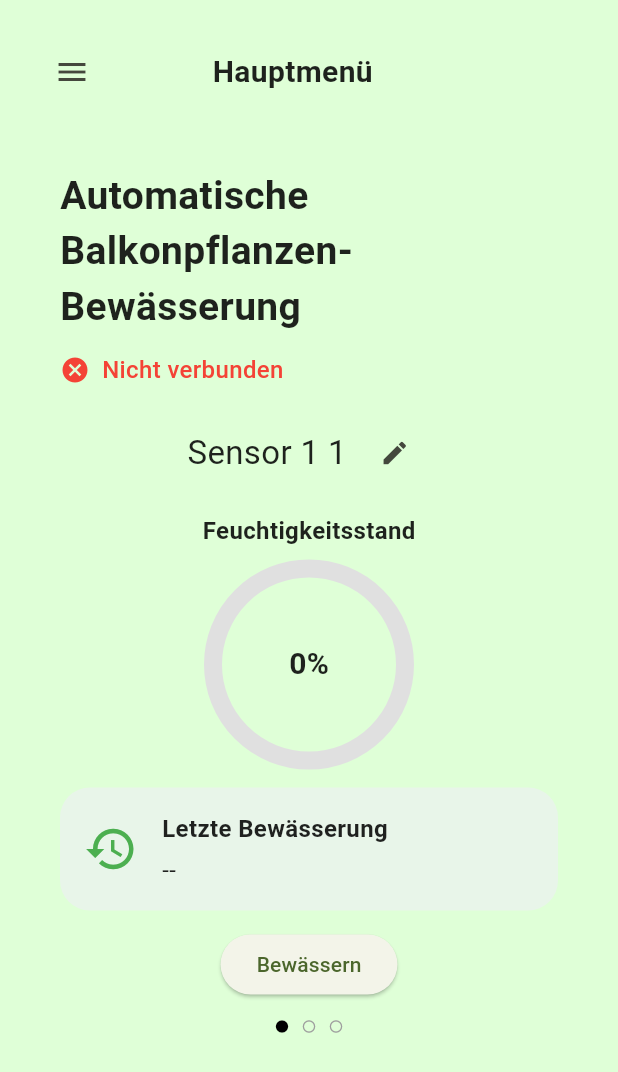
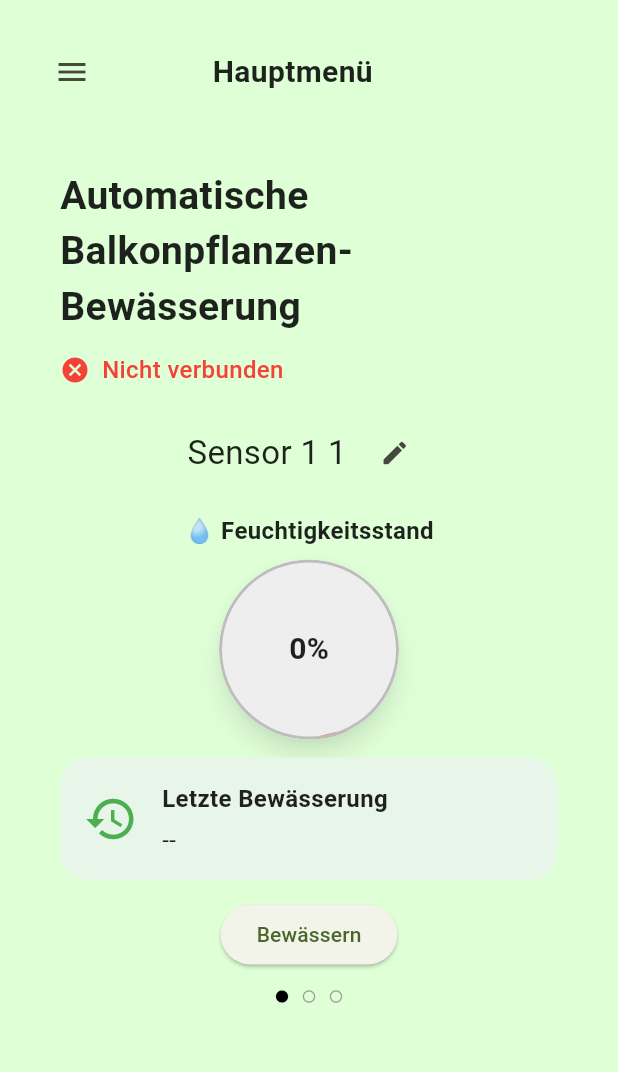
Before and after one commit to SpartanProgram/balkon-bewaesserung-app, a Flutter app: the screen it shows after launch, on a phone screen of 412 x 824 dp. Shown: the top 1072 px of the screen. Run offline on Flutter 3.47's test engine with Material 3 defaults, Android fonts, the phone set to English and light mode, and no system bars; drawn by our look-alikes of percent_indicator; our stand-ins replace flutter_local_notifications, liquid_progress_indicator_v2, shared_preferences; missing offline and left inert: mqtt_client.

Commit message:
updated Bodenfeuchtigkeitsstand
Former-commit-id: e956b8b8f375c15e297cb0eae8472a75ef4f80d4

```diff
--- a/Software/lib/home_screen.dart
+++ b/Software/lib/home_screen.dart
@@ -5,7 +5,7 @@ import 'widgets/custom_scaffold.dart';
 import 'widgets/sensor_data_provider.dart';
 import '../services/sensor_name_service.dart';
 import 'widgets/water_level_droplet.dart';
-import 'package:percent_indicator/percent_indicator.dart';
+import 'package:liquid_progress_indicator_v2/liquid_progress_indicator.dart';
 
 
 class HomeScreen extends StatefulWidget {
@@ -59,23 +59,46 @@ Widget _buildMoistureCard(int moisture) {
 
   return Column(
     children: [
-      Text(
-        "Feuchtigkeitsstand",
+      const Text(
+        "💧 Feuchtigkeitsstand",
         style: TextStyle(fontSize: 16, fontWeight: FontWeight.w600),
       ),
       const SizedBox(height: 8),
-      CircularPercentIndicator(
-        radius: 70.0,
-        lineWidth: 12.0,
-        animation: true,
-        percent: percent,
-        center: Text(
-          "$moisture%",
-          style: const TextStyle(fontSize: 20.0, fontWeight: FontWeight.bold),
+      Material(
+        elevation: 6,
+        shape: const CircleBorder(),
+        shadowColor: Colors.black45,
+        child: ClipOval(
+          child: SizedBox(
+            width: 120,
+            height: 120,
+            child: LiquidCircularProgressIndicator(
+              value: percent,
+              valueColor: AlwaysStoppedAnimation(_getMoistureColor(moisture)),
+              backgroundColor: Colors.grey.shade200,
+              borderColor: Colors.grey.shade400,
+              borderWidth: 2.0,
+              direction: Axis.vertical,
+              center: Tooltip(
+                message: "Feuchtigkeit: $moisture%",
+                child: AnimatedSwitcher(
+                  duration: const Duration(milliseconds: 500),
+                  transitionBuilder: (Widget child, Animation<double> animation) {
+                    return ScaleTransition(scale: animation, child: child);
+                  },
+                  child: Text(
+                    "$moisture%",
+                    key: ValueKey<int>(moisture), // Important: must change when value changes
+                    style: const TextStyle(
+                      fontSize: 20.0,
+                      fontWeight: FontWeight.bold,
+                    ),
+                  ),
+                ),
+              ),
+            ),
+          ),
         ),
-        circularStrokeCap: CircularStrokeCap.round,
-        progressColor: _getMoistureColor(moisture),
-        backgroundColor: Colors.grey.shade300,
       ),
     ],
   );
--- a/Software/pubspec.yaml
+++ b/Software/pubspec.yaml
@@ -36,6 +36,9 @@ dependencies:
 
 
   percent_indicator: ^4.2.2
+
+
+  liquid_progress_indicator_v2: ^0.5.0
 
 
   flutter_local_notifications: 15.1.1
```
Also changed, not shown: Software/pubspec.lock.
